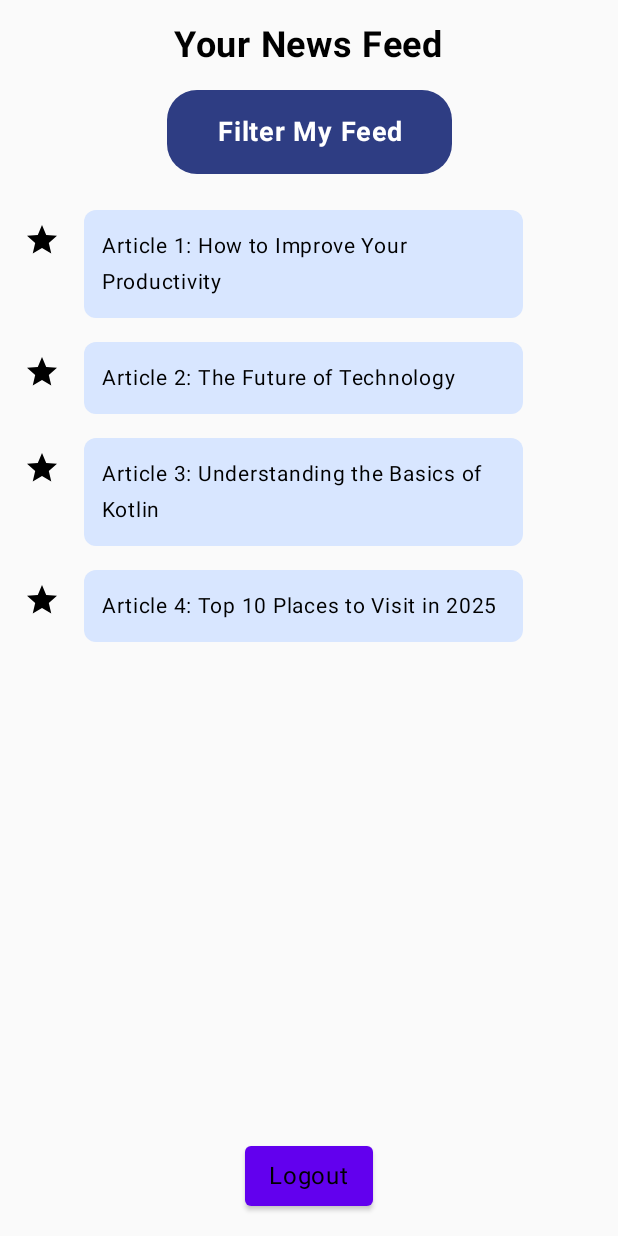
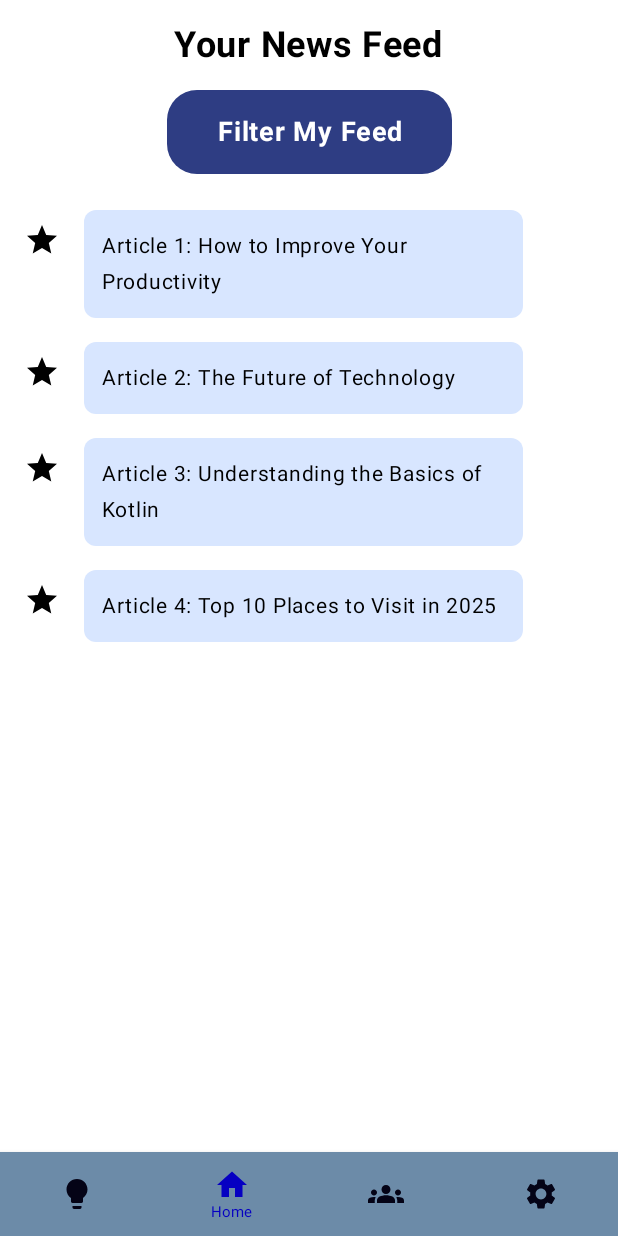
Before and after one commit to saniya8/MyNews, an Android app built with Jetpack Compose: the HomeScreen screen opened through its navigation route, on a phone screen of 412 x 824 dp. Run offline under Robolectric (Android 15) with nearby library versions, the phone set to English and light mode, and no system bars; our stand-ins replace Dagger/Hilt's generated code, Firebase (no records; nobody signed in at launch, a user with empty details on screens opened directly).

Commit message:
Fixed login/registration with navigation and logout - needs code cleanup

```diff
--- a/project/app/src/main/java/com/example/mynews/MainActivity.kt
+++ b/project/app/src/main/java/com/example/mynews/MainActivity.kt
@@ -41,11 +41,11 @@ class MainActivity : ComponentActivity() {
                 - false: registration works but when logged in only see home screen
                 - true: registration bypassed but see the nav bar
                  */
-                if (false/*isUserLoggedIn*/) { // TODO: I think the goal is to eventually have it function this way. Waiting on navbar component
-                    HomeNavGraph(navController)
-                } else {
+                //if (false/*isUserLoggedIn*/) { // TODO: I think the goal is to eventually have it function this way. Waiting on navbar component
+                    //HomeNavGraph(navController)
+                //} else {
                     RootNavigationGraph(navController)
-                }
+                //}
             }
         }
     }
--- a/project/app/src/main/java/com/example/mynews/data/AuthRepositoryImpl.kt
+++ b/project/app/src/main/java/com/example/mynews/data/AuthRepositoryImpl.kt
@@ -100,7 +100,8 @@ class AuthRepositoryImpl (
         }
     }
 
-    // test later - might need Coroutine Scope
+    // version 1 - original - test later - might need Coroutine Scope
+    /*
     override suspend fun logout(): Boolean {
         try {
             val firebaseUser = FirebaseAuth.getInstance().currentUser
@@ -119,6 +120,48 @@ class AuthRepositoryImpl (
             return false
         }
     }
+
+     */
+
+    // version 2 - test - not working
+
+    /*
+    override suspend fun logout(): Boolean {
+        try {
+            val firebaseUser = FirebaseAuth.getInstance().currentUser
+            firebaseUser?.let { user ->
+                val userId = user.uid
+                // Update isLoggedIn field to false in Firestore
+                firestore.collection("users").document(userId)
+                    .update("loggedIn", false)
+                    .await()
+                //return true
+            }
+            //Log.e("AuthRepository", "No user logged in.")
+            //return false
+            FirebaseAuth.getInstance().signOut()
+            return true;
+        } catch (e: Exception) {
+            Log.e("AuthRepository", "Error logging out user", e)
+            return false
+        }
+    }
+
+     */
+
+    // version 3 - working but might have to integrate stuff from version 1 back in
+    override suspend fun logout(): Boolean {
+        return try {
+            FirebaseAuth.getInstance().signOut() // Only sign out the user
+            Log.d("AuthRepository", "User signed out successfully")
+            true
+        } catch (e: Exception) {
+            Log.e("AuthRepository", "Error logging out user", e)
+            false
+        }
+    }
+
+
 
     // test later - might need Coroutine Scope
     override suspend fun deleteAccount(userPassword: String): DeleteAccountResult {
--- /dev/null
+++ b/project/app/src/main/java/com/example/mynews/domain/model/BottomNavBarItem.kt
@@ -0,0 +1,9 @@
+package com.example.mynews.domain.model
+
+import androidx.compose.ui.graphics.vector.ImageVector
+
+data class BottomNavBarItem(
+    val name: String,
+    val route: String,
+    val icon: ImageVector
+)
--- /dev/null
+++ b/project/app/src/main/java/com/example/mynews/presentation/components/TESTBottomNavBar.kt
@@ -0,0 +1,58 @@
+package com.example.mynews.presentation.components
+
+import androidx.compose.foundation.layout.Column
+import androidx.compose.foundation.layout.height
+import androidx.compose.material.BottomNavigation
+import androidx.compose.material.BottomNavigationItem
+import androidx.compose.material.Icon
+import androidx.compose.material.Text
+import androidx.compose.runtime.Composable
+import androidx.compose.ui.Alignment.Companion.CenterHorizontally
+import androidx.compose.ui.Modifier
+import androidx.compose.ui.graphics.Color
+import androidx.compose.ui.text.style.TextAlign
+import androidx.compose.ui.unit.dp
+import androidx.compose.ui.unit.sp
+import androidx.navigation.NavController
+import androidx.navigation.compose.currentBackStackEntryAsState
+import com.example.mynews.domain.model.BottomNavBarItem
+import com.example.mynews.ui.theme.*
+
+
+@Composable
+fun BottomNavBar (
+    items: List<BottomNavBarItem>,
+    navController: NavController,
+    modifier: Modifier = Modifier,
+    onItemClick: (BottomNavBarItem) -> Unit
+) {
+    val backStackEntry = navController.currentBackStackEntryAsState()
+    BottomNavigation(
+        modifier = modifier,
+        backgroundColor = BlueGrey,
+        elevation = 5.dp
+    ) {
+        items.forEach { item ->
+            val selected = item.route == backStackEntry.value?.destination?.route
+            BottomNavigationItem(
+                selected = selected,
+                onClick = { onItemClick(item) },
+                selectedContentColor = BrightBlue,
+                unselectedContentColor = DarkText,
+                icon = {
+                    Column(horizontalAlignment = CenterHorizontally ) {
+                        Icon( imageVector = item.icon,
+                            contentDescription = null )
+                        if(selected) {
+                            Text(
+                                text = item.name,
+                                textAlign = TextAlign.Center,
+                                fontSize = 10.sp
+                            )
+                        }
+                    }
+                }
+            )
+        }
+    }
+}
--- a/project/app/src/main/java/com/example/mynews/presentation/viewmodel/SettingsViewModel.kt
+++ b/project/app/src/main/java/com/example/mynews/presentation/viewmodel/SettingsViewModel.kt
@@ -37,8 +37,12 @@ class SettingsViewModel @Inject constructor(
         viewModelScope.launch {
             val success = authRepository.logout()
             _logoutState.value = success
+            Log.d("LogoutDebug", "Logout success: $success")
         }
     }
+
+
+
 
     fun getUsername(userId: String) {
         viewModelScope.launch {
--- a/project/app/src/main/java/com/example/mynews/presentation/views/authentication/LoginScreen.kt
+++ b/project/app/src/main/java/com/example/mynews/presentation/views/authentication/LoginScreen.kt
@@ -213,7 +213,8 @@ fun LoginContainer(
             )
             Text(
                 errorHint() ?: "",
-                style = MaterialTheme.typography.caption
+                style = MaterialTheme.typography.caption,
+                color = Color.White
             )
         }
     }
--- a/project/app/src/main/java/com/example/mynews/presentation/views/authentication/RegisterScreen.kt
+++ b/project/app/src/main/java/com/example/mynews/presentation/views/authentication/RegisterScreen.kt
@@ -272,7 +272,9 @@ fun RegisterContainer(
             )
             Text(
                 errorHint() ?: "",
-                style = MaterialTheme.typography.caption
+                style = MaterialTheme.typography.caption,
+                color = Color.White
+
             )
         }
     }
--- a/project/app/src/main/java/com/example/mynews/presentation/views/home/HomeScreen.kt
+++ b/project/app/src/main/java/com/example/mynews/presentation/views/home/HomeScreen.kt
@@ -31,9 +31,12 @@ import androidx.compose.ui.text.font.FontWeight
 import androidx.compose.ui.text.style.TextAlign
 import androidx.compose.ui.unit.dp
 import androidx.compose.ui.unit.sp
+import androidx.navigation.compose.rememberNavController
 
 @Composable
-fun HomeScreen(onLogoutClicked: () -> Unit) {
+fun HomeScreen(
+    navController: NavHostController = rememberNavController(),
+    /*onLogoutClicked: () -> Unit*/) {
 
 
     // Sample data for articles
@@ -93,10 +96,10 @@ fun HomeScreen(onLogoutClicked: () -> Unit) {
             }
         }
 
-        Button(onClick = { onLogoutClicked() }) {
-            Text("Logout")
-        }
-
+        // old logout button (pre on settings screen)
+       // Button(onClick = { onLogoutClicked() }) {
+      //      Text("Logout")
+      //  }
 
     }
 }
--- /dev/null
+++ b/project/app/src/main/java/com/example/mynews/presentation/views/home/TESTMainScreen.kt
@@ -0,0 +1,87 @@
+package com.example.mynews.presentation.views.home
+
+import androidx.compose.foundation.layout.Box
+import androidx.compose.foundation.layout.padding
+import androidx.navigation.NavHostController
+import androidx.compose.foundation.layout.*
+import androidx.compose.foundation.lazy.items
+import androidx.compose.material.Scaffold
+import androidx.compose.material.icons.Icons
+import androidx.compose.material.icons.filled.Home
+import androidx.compose.material.icons.filled.Groups
+import androidx.compose.material.icons.filled.Lightbulb
+import androidx.compose.material.icons.filled.Settings
+import androidx.compose.material.icons.filled.SocialDistance
+import androidx.compose.runtime.Composable
+import androidx.compose.runtime.getValue
+import androidx.compose.ui.Modifier
+import androidx.navigation.compose.currentBackStackEntryAsState
+import androidx.navigation.compose.rememberNavController
+import com.example.mynews.utils.AuthScreen
+import com.example.mynews.utils.AppScreenRoutes
+import com.example.mynews.presentation.components.BottomNavBar
+import com.example.mynews.domain.model.BottomNavBarItem
+import com.example.mynews.utils.HomeNavGraph
+
+
+
+@Composable
+//fun MainScreen(navController: NavHostController = rememberNavController(),
+//               onLogoutClicked: () -> Unit) {
+
+// FIX
+fun MainScreen(rootNavController: NavHostController, onLogoutClicked: () -> Unit) {
+
+    val navController = rememberNavController() // local controller for bottom nav
+
+    Scaffold(
+        bottomBar = {
+            if (currentRoute(navController) != AuthScreen.Login.route &&
+                currentRoute(navController) != AuthScreen.Login.route) {
+                BottomNavBar(
+                    items = listOf(
+                        BottomNavBarItem(
+                            name = "Goals",
+                            route = AppScreenRoutes.GoalsScreen.route,
+                            icon = Icons.Default.Lightbulb
+                        ),
+                        BottomNavBarItem(
+                            name = "Home",
+                            route = AppScreenRoutes.HomeScreen.route,
+                            icon = Icons.Default.Home
+                        ),
+                        BottomNavBarItem(
+                            name = "Social",
+                            route = AppScreenRoutes.SocialScreen.route,
+                            icon = Icons.Default.Groups
+                        ),
+                        BottomNavBarItem(
+                            name = "Settings",
+                            route = AppScreenRoutes.SettingsScreen.route,
+                            icon = Icons.Default.Settings
+                        ),
+
+                    ),
+                    navController = navController,
+                    onItemClick = {
+                        navController.navigate(it.route)
+                    }
+                )
+            }
+        }
+    ) { paddingValues ->
+        Box(
+            modifier = (Modifier.padding(bottom = paddingValues.calculateBottomPadding()))
+        ) {
+            //HomeNavGraph(navController = navController)
+            HomeNavGraph(rootNavController = rootNavController, navController = navController) // FIX
+
+        }
+    }
+}
+
+@Composable
+fun currentRoute(navController: NavHostController): String? {
+    val navBackStackEntry by navController.currentBackStackEntryAsState()
+    return navBackStackEntry?.destination?.route
+}
--- a/project/app/src/main/java/com/example/mynews/utils/HomeNavGraph.kt
+++ b/project/app/src/main/java/com/example/mynews/utils/HomeNavGraph.kt
@@ -1,5 +1,6 @@
 package com.example.mynews.utils
 
+import android.util.Log
 import androidx.compose.runtime.Composable
 import androidx.compose.runtime.remember
 import androidx.compose.ui.tooling.preview.Preview
@@ -20,9 +21,28 @@ import com.example.mynews.utils.*
 import androidx.compose.material3.*
 import androidx.compose.ui.Modifier
 import androidx.compose.foundation.layout.padding
+import com.example.mynews.presentation.views.home.SettingsScreen
 
+
+sealed class AppScreenRoutes(val route: String) {
+    object HomeScreen : AppScreenRoutes("home_screen")
+    object GoalsScreen : AppScreenRoutes("goals_screen")
+    object SocialScreen : AppScreenRoutes("social_screen")
+    object SettingsScreen: AppScreenRoutes("settings_screen")
+    // Remove other routes if they are not needed
+}
+
+
+// HomeNavGraph - pre-attempt to fix the sign in and navigation
 @Composable
-fun HomeNavGraph(navController: NavHostController) {
+//fun HomeNavGraph(navController: NavHostController) {
+
+//FIX
+fun HomeNavGraph(rootNavController: NavHostController, navController: NavHostController) {
+
+
+
+    /*
     Scaffold(
         bottomBar = { BottomNavBar(navController) }  // Add BottomNavBar here
     ) { paddingValues ->
@@ -45,14 +65,47 @@ fun HomeNavGraph(navController: NavHostController) {
             }
         }
     }
+
+     */
+
+    NavHost(
+        navController = navController,
+        route = Graph.HOME,
+        startDestination = AppScreenRoutes.HomeScreen.route
+    ) {
+        composable(AppScreenRoutes.HomeScreen.route) {
+            HomeScreen()
+        }
+        composable(AppScreenRoutes.GoalsScreen.route) {
+            GoalsScreen(streakDays = 4, achievements = listOf())
+        }
+
+        composable(AppScreenRoutes.SocialScreen.route) {
+            SocialScreen()
+        }
+
+        composable(AppScreenRoutes.SettingsScreen.route) {
+            SettingsScreen(
+                navController = navController,
+                onNavigateToAuthScreen = {
+                    Log.d("LogoutDebug", "Navigating to Auth Screen")
+
+                    // FIX
+                    rootNavController.navigate(Graph.AUTHENTICATION){
+                        popUpTo(Graph.ROOT) { inclusive = true}
+                    }
+
+                    //navController.navigate(Graph.AUTHENTICATION){
+                    //    popUpTo(Graph.ROOT) { inclusive = true}
+                    //}
+                },
+                userRepository = UserRepositoryImpl(FirebaseFirestore.getInstance()),
+            )
+        }
+
+    }
 }
 
-sealed class AppScreenRoutes(val route: String) {
-    object HomeScreen : AppScreenRoutes("home_screen")
-    object GoalsScreen : AppScreenRoutes("goals_screen")
-    object SocialScreen : AppScreenRoutes("social_screen")
-    // Remove other routes if they are not needed
-}
 
 //@Composable
 // UNCOMMENT and deal with HomeScreen when HomeNavGraph gets called in HomeScreen.kt
--- a/project/app/src/main/java/com/example/mynews/utils/RootNavGraph.kt
+++ b/project/app/src/main/java/com/example/mynews/utils/RootNavGraph.kt
@@ -31,6 +31,7 @@ import androidx.compose.ui.tooling.preview.Preview
 import androidx.navigation.navigation
 import com.example.mynews.presentation.views.Achievement
 import com.example.mynews.presentation.views.GoalsScreen
+import com.example.mynews.presentation.views.home.MainScreen
 
 // RootNavGraph is the main navigation that manages overall navigation of the app
 // based on if the user is or isn't logged in
@@ -103,6 +104,32 @@ fun RootNavigationGraph(navController: NavHostController) {
         ) {
             authNavGraph(navController = navController)
             composable(route = Graph.HOME) {
+
+                MainScreen(
+                    rootNavController = navController, // FIX
+                    onLogoutClicked = {
+
+                        FirebaseAuth.getInstance().signOut()
+                        loggedInState.value = false
+
+                        //navController.navigate("login_route") {
+                        //    popUpTo("home_route") { inclusive = true }
+                        //}
+                        navController.navigate(Graph.AUTHENTICATION) {
+                            popUpTo(Graph.ROOT) {inclusive = true}
+                        }
+                    }
+//                    onGoalsClicked = {
+//                        println("Goals Button Clicked from Root")
+//                        navController.navigate(Graph.GOALS)
+//                    },
+//                    onSocialClicked = {
+//                        println("Goals Button Clicked from Root")
+//                        navController.navigate(Graph.SOCIAL)
+//                    }
+                )
+
+                /* commenting out for now - testing TESTMainScreen.kt
                 HomeScreen(
                     onLogoutClicked = {
 
@@ -125,13 +152,29 @@ fun RootNavigationGraph(navController: NavHostController) {
 //                        navController.navigate(Graph.SOCIAL)
 //                    }
                 )
+
+                 */
+
+
+
+
+
+
+
+
             }
 
+
+            /* commenting out for now - testing TESTMainScreen.kt
             navigation(startDestination = AppScreenRoutes.GoalsScreen.route, route = Graph.GOALS) {
                 composable(AppScreenRoutes.GoalsScreen.route) {
                     GoalsScreen(streakDays = 4, achievements = listOf())
                 }
             }
+
+             */
+
+
         }
     }
 }
```
Also changed, not shown: project/app/src/main/java/com/example/mynews/presentation/views/home/SettingsScreen.kt (added, +172 -0 lines).
